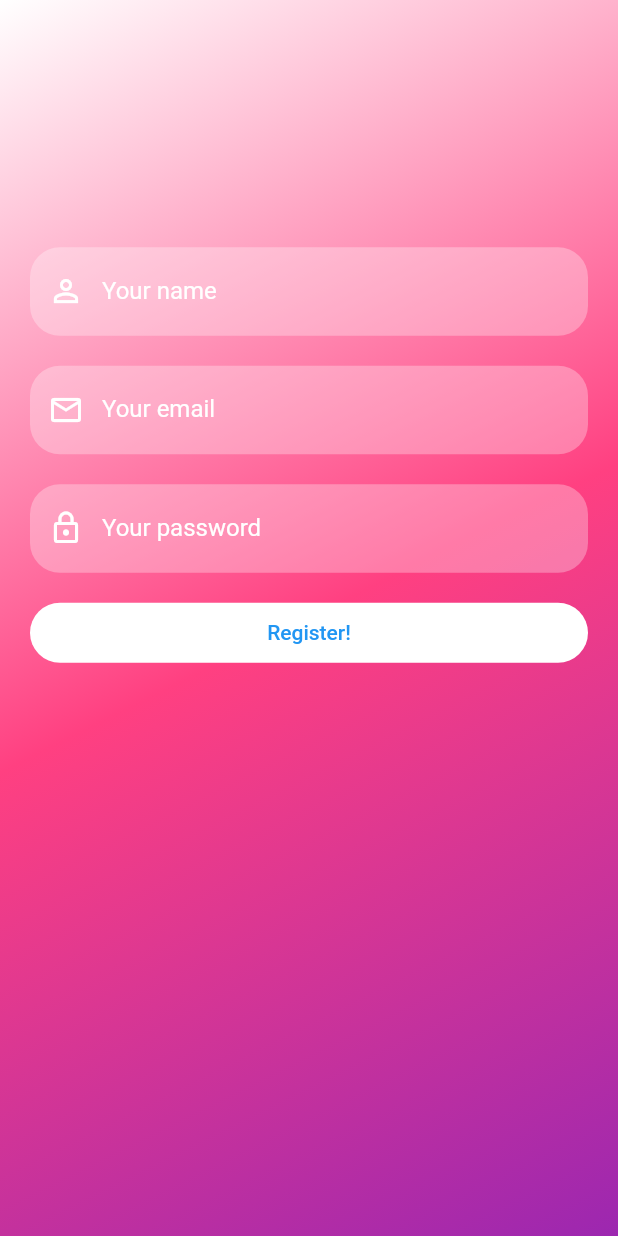
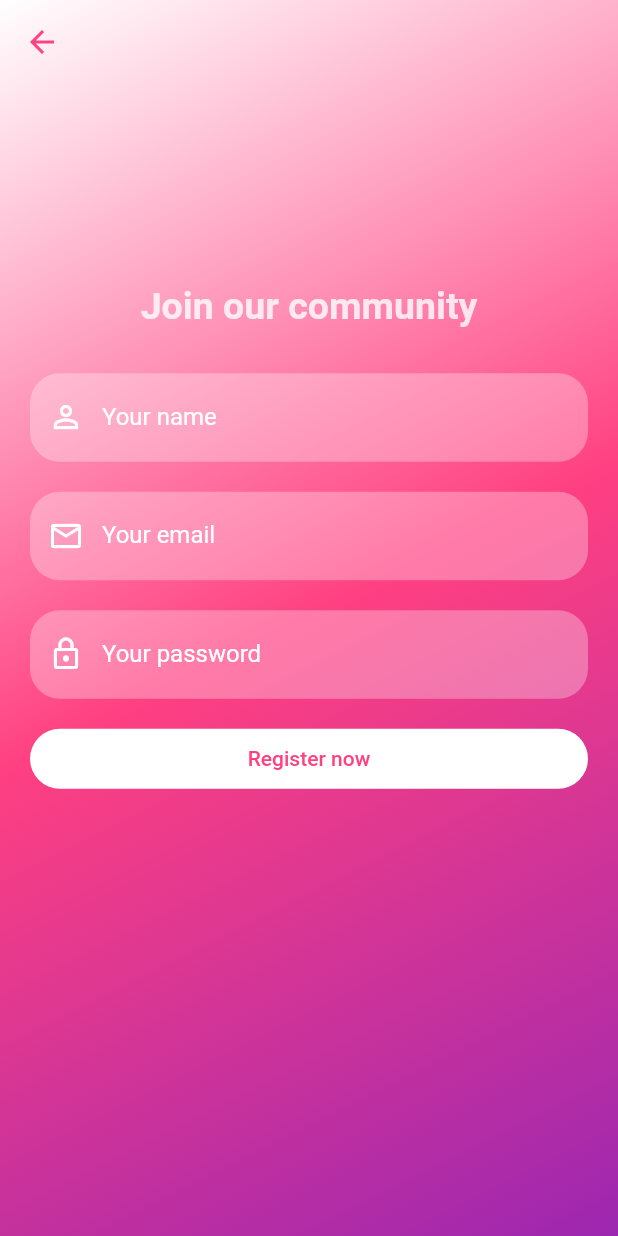
Before and after one commit to polancka/bach_thes, a Flutter app: the screen it shows after launch, after a tap on "Not a member? Sign up!", on a phone screen of 412 x 824 dp. Run offline on Flutter 3.47's test engine with Material 2 defaults, Android fonts, the phone set to English and light mode, and no system bars; our stand-ins replace firebase_auth, firebase_core; accounts and stored records are empty; network calls fail.

Commit message:
"Working login and registering a new user, connected to Firebase authentication"

```diff
--- a/lib/components/reusable_widgets.dart
+++ b/lib/components/reusable_widgets.dart
@@ -1,6 +1,8 @@
+import 'dart:math';
 import 'package:bach_thes/pages/home_page.dart';
 import 'package:bach_thes/pages/reg_page.dart';
 import 'package:flutter/material.dart';
+import 'package:firebase_auth/firebase_auth.dart';
 
 Image logoWidget(String imageUrl) {
   return Image.asset(
@@ -35,31 +37,62 @@ TextField reusableTextField(String hinttext, TextEditingController controller,
 }
 
 //Login button
-SizedBox logInButton(BuildContext context, String text) {
+SizedBox logInButton(
+    BuildContext context, String text, String username, String password) {
   return SizedBox(
     width: MediaQuery.of(context).size.width,
     height: 40,
     child: TextButton(
         onPressed: () {
-          Navigator.of(context)
-              .push(MaterialPageRoute(builder: (context) => HomePage()));
+          FirebaseAuth.instance
+              .signInWithEmailAndPassword(email: username, password: password)
+              .then((value) {
+            Navigator.of(context)
+                .push(MaterialPageRoute(builder: (context) => HomePage()));
+          });
         },
         style: ButtonStyle(
             shape: MaterialStateProperty.all<RoundedRectangleBorder>(
                 RoundedRectangleBorder(
                     borderRadius: BorderRadius.circular(20))),
             backgroundColor: MaterialStateProperty.resolveWith((states) {
-              if (!states.contains(MaterialState.pressed)) {
-                return Colors.white;
-              } else {
-                return Colors.pinkAccent;
-              }
+              return Colors.white;
             })),
-        child: Text(text)),
+        child: Text(text, style: TextStyle(color: Colors.pinkAccent))),
   );
 }
 
-//sign up button
+//Register button
+SizedBox regButton(
+    BuildContext context, String text, String username, String password) {
+  return SizedBox(
+    width: MediaQuery.of(context).size.width,
+    height: 40,
+    child: TextButton(
+        onPressed: () {
+          FirebaseAuth.instance
+              .createUserWithEmailAndPassword(
+                  email: username, password: password)
+              .then((value) {
+            Navigator.of(context)
+                .push(MaterialPageRoute(builder: (context) => HomePage()));
+          }).onError((error, stackTrace) {
+            print("Error ${error.toString()}");
+          });
+        },
+        style: ButtonStyle(
+            shape: MaterialStateProperty.all<RoundedRectangleBorder>(
+                RoundedRectangleBorder(
+                    borderRadius: BorderRadius.circular(20))),
+            backgroundColor: MaterialStateProperty.resolveWith((states) {
+              return Colors.white;
+            })),
+        child:
+            Text("Register now", style: TextStyle(color: Colors.pinkAccent))),
+  );
+}
+
+//sign up redirection
 SizedBox signUpButton(BuildContext context) {
   return SizedBox(
     child: TextButton(
@@ -67,7 +100,10 @@ SizedBox signUpButton(BuildContext context) {
         Navigator.of(context)
             .push(MaterialPageRoute(builder: (context) => RegPage()));
       },
-      child: Text("Not a member? Sign up!"),
+      child: Text(
+        "Not a member? Sign up!",
+        style: TextStyle(color: Colors.white),
+      ),
     ),
   );
 }
--- a/lib/main.dart
+++ b/lib/main.dart
@@ -10,8 +10,13 @@ import 'package:firebase_auth/firebase_auth.dart';
 import 'pages/home_page.dart';
 import 'pages/login.dart';
 
-void main() {
-  //final List<Peak> mockPeaks = MockPeak.FetchAll();
+void main() async {
+  //ensure widget binding before running the aplication
+  WidgetsFlutterBinding.ensureInitialized();
+
+  //initializing Firebase
+  await Firebase.initializeApp();
+
   return runApp(const MyApp());
 }
 
--- a/lib/pages/login.dart
+++ b/lib/pages/login.dart
@@ -1,8 +1,11 @@
 import 'package:flutter/material.dart';
 import 'home_page.dart';
-import 'registration_page.dart';
 import 'package:firebase_auth/firebase_auth.dart';
 import 'package:bach_thes/components/reusable_widgets.dart';
+
+//TODO: add (dis)appering text if the username or password is not correct
+//TODO: add dis(apearing) text if the user is not registered yet
+//TODO: close the keyboard on its own
 
 class LoginPage extends StatefulWidget {
   const LoginPage({super.key});
@@ -47,7 +50,8 @@ class _LoginPageState extends State<LoginPage> {
                 "Password", _passwordController, true, Icons.lock_outline),
             SizedBox(height: 20),
 
-            logInButton(context, "Log in!"),
+            logInButton(context, "Log in!", _emailController.text,
+                _passwordController.text),
             signUpButton(context),
 
             SizedBox(height: 20),
--- a/lib/pages/reg_page.dart
+++ b/lib/pages/reg_page.dart
@@ -1,5 +1,11 @@
 import 'package:flutter/material.dart';
+import 'home_page.dart';
 import 'package:bach_thes/components/reusable_widgets.dart';
+import 'package:firebase_auth/firebase_auth.dart';
+
+//TODO:add authentication on email and password and pop up warnings if the password is too short
+//TODO: add a "which hiking level are you"
+//TODO: store the name and level in association with the profile
 
 class RegPage extends StatefulWidget {
   const RegPage({super.key});
@@ -17,6 +23,12 @@ class _RegPageState extends State<RegPage> {
   Widget build(BuildContext context) {
     return SafeArea(
       child: Scaffold(
+        extendBodyBehindAppBar: true,
+        appBar: AppBar(
+          iconTheme: IconThemeData(color: Colors.pinkAccent),
+          backgroundColor: Colors.transparent,
+          elevation: 0,
+        ),
         backgroundColor: Colors.white12,
         body: Container(
           width: MediaQuery.of(context).size.width,
@@ -32,6 +44,15 @@ class _RegPageState extends State<RegPage> {
             padding: EdgeInsets.fromLTRB(
                 20, MediaQuery.of(context).size.height * 0.2, 20, 0),
             child: Column(children: <Widget>[
+              Padding(
+                  padding: EdgeInsets.fromLTRB(25, 25, 25, 30),
+                  child: Text(
+                    "Join our community",
+                    style: TextStyle(
+                        color: Colors.white.withOpacity(0.8),
+                        fontWeight: FontWeight.bold,
+                        fontSize: 25),
+                  )),
               reusableTextField(
                   "Your name", newNameController, false, Icons.person_outline),
               const SizedBox(height: 20),
@@ -43,7 +64,8 @@ class _RegPageState extends State<RegPage> {
               const SizedBox(
                 height: 20,
               ),
-              logInButton(context, "Register!"),
+              regButton(context, "Join", newEmailController.text,
+                  newPasswordController.text)
             ]),
           )),
         ),
--- a/pubspec.yaml
+++ b/pubspec.yaml
@@ -51,6 +51,8 @@ dev_dependencies:
   # package. See that file for information about deactivating specific lint
   # rules and activating additional ones.
   flutter_lints: ^2.0.0
+  firebase_core: ^2.13.1
+  firebase_auth: ^4.6.2
 
 # For information on the generic Dart part of this file, see the
 # following page: https://dart.dev/tools/pub/pubspec
@@ -66,7 +68,9 @@ flutter:
   # To add assets to your application, add an assets section, like this:
   assets:
      - lib/images/gore.png
-  #   - images/a_dot_ham.jpeg
+     - lib/images/google_logo.png
+     - lib/images/apple_logo.jpg
+
 
   # An image asset can refer to one or more resolution-specific "variants", see
   # https://flutter.dev/assets-and-images/#resolution-aware
```
Also changed, not shown: code_snippets.txt (+7 -0 lines), lib/pages/registration_page.dart (deleted, +0 -34 lines), flutter_01.png (added), pubspec.lock, 10 other files.
